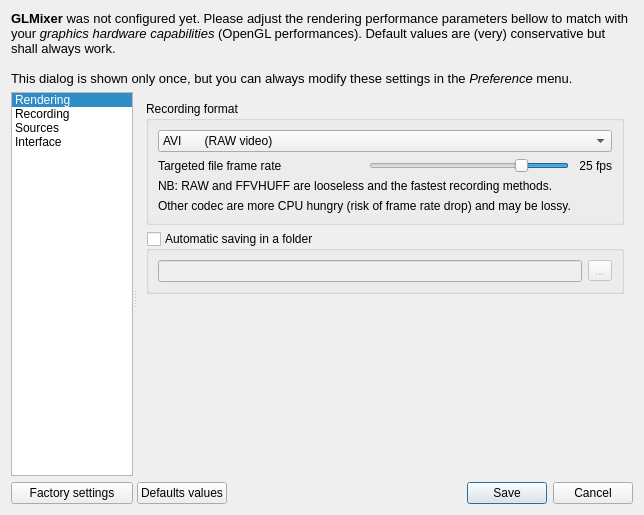
Qt form src/UserPreferencesDialog.ui (markus-wa/glmixer-mirror) before a commit.
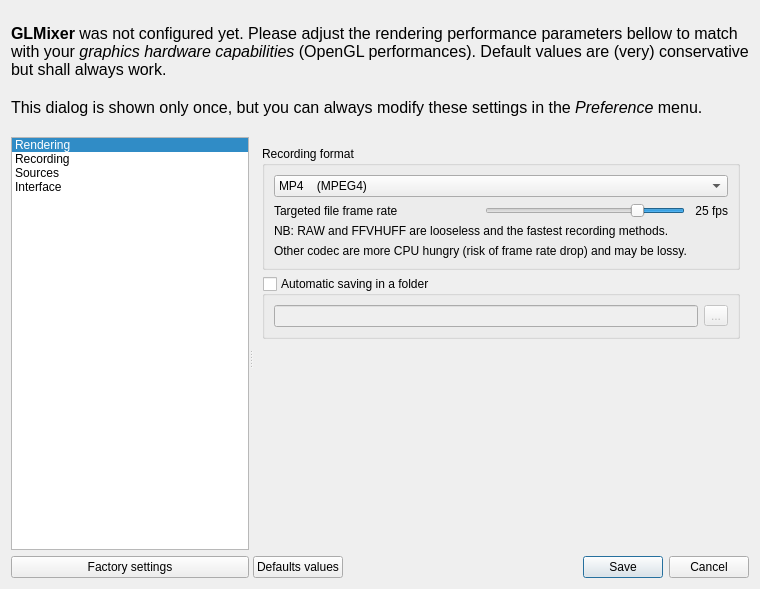
The same form after that commit. The open tabs and pages were chosen to show the change. Icons and pictures are not drawn. Custom widgets are drawn as their Qt base class.

Commit message: Switch to OpenCV 2.2 for opencv source. GUI improvements for OSX integration. Bug fix in Logger, Capture source.

Diff of the .ui file:
```diff
--- a/src/UserPreferencesDialog.ui
+++ b/src/UserPreferencesDialog.ui
@@ -6,8 +6,8 @@
    <rect>
     <x>0</x>
     <y>0</y>
-    <width>644</width>
-    <height>515</height>
+    <width>760</width>
+    <height>589</height>
    </rect>
   </property>
   <property name="windowTitle">
@@ -27,10 +27,10 @@
       <string>&lt;!DOCTYPE HTML PUBLIC &quot;-//W3C//DTD HTML 4.0//EN&quot; &quot;http://www.w3.org/TR/REC-html40/strict.dtd&quot;&gt;
 &lt;html&gt;&lt;head&gt;&lt;meta name=&quot;qrichtext&quot; content=&quot;1&quot; /&gt;&lt;style type=&quot;text/css&quot;&gt;
 p, li { white-space: pre-wrap; }
-&lt;/style&gt;&lt;/head&gt;&lt;body style=&quot; font-family:'MS Shell Dlg 2'; font-size:8.25pt; font-weight:400; font-style:normal;&quot;&gt;
-&lt;p style=&quot; margin-top:0px; margin-bottom:0px; margin-left:0px; margin-right:0px; -qt-block-indent:0; text-indent:0px;&quot;&gt;&lt;span style=&quot; font-size:10pt; font-weight:600;&quot;&gt;GLMixer&lt;/span&gt;&lt;span style=&quot; font-size:10pt;&quot;&gt; was not configured yet. Please adjust the rendering performance parameters bellow to match with your &lt;/span&gt;&lt;span style=&quot; font-size:10pt; font-style:italic;&quot;&gt;graphics hardware capabilities&lt;/span&gt;&lt;span style=&quot; font-size:10pt;&quot;&gt; (OpenGL performances). Default values are (very) conservative but shall always work.&lt;/span&gt;&lt;/p&gt;
-&lt;p style=&quot;-qt-paragraph-type:empty; margin-top:0px; margin-bottom:0px; margin-left:0px; margin-right:0px; -qt-block-indent:0; text-indent:0px; font-size:10pt;&quot;&gt;&lt;/p&gt;
-&lt;p style=&quot; margin-top:0px; margin-bottom:0px; margin-left:0px; margin-right:0px; -qt-block-indent:0; text-indent:0px;&quot;&gt;&lt;span style=&quot; font-size:10pt;&quot;&gt;This dialog is shown only once, but you can always modify these settings in the &lt;/span&gt;&lt;span style=&quot; font-size:10pt; font-style:italic;&quot;&gt;Preference&lt;/span&gt;&lt;span style=&quot; font-size:10pt;&quot;&gt; menu. &lt;/span&gt;&lt;/p&gt;&lt;/body&gt;&lt;/html&gt;</string>
+&lt;/style&gt;&lt;/head&gt;&lt;body style=&quot; font-family:'Lucida Grande'; font-size:13pt; font-weight:400; font-style:normal;&quot;&gt;
+&lt;p style=&quot; margin-top:0px; margin-bottom:0px; margin-left:0px; margin-right:0px; -qt-block-indent:0; text-indent:0px;&quot;&gt;&lt;span style=&quot; font-family:'MS Shell Dlg 2'; font-size:12pt; font-weight:600;&quot;&gt;GLMixer&lt;/span&gt;&lt;span style=&quot; font-family:'MS Shell Dlg 2'; font-size:12pt;&quot;&gt; was not configured yet. Please adjust the rendering performance parameters bellow to match with your &lt;/span&gt;&lt;span style=&quot; font-family:'MS Shell Dlg 2'; font-size:12pt; font-style:italic;&quot;&gt;graphics hardware capabilities&lt;/span&gt;&lt;span style=&quot; font-family:'MS Shell Dlg 2'; font-size:12pt;&quot;&gt; (OpenGL performances). Default values are (very) conservative but shall always work.&lt;/span&gt;&lt;/p&gt;
+&lt;p style=&quot;-qt-paragraph-type:empty; margin-top:0px; margin-bottom:0px; margin-left:0px; margin-right:0px; -qt-block-indent:0; text-indent:0px; font-family:'MS Shell Dlg 2'; font-size:12pt;&quot;&gt;&lt;/p&gt;
+&lt;p style=&quot; margin-top:0px; margin-bottom:0px; margin-left:0px; margin-right:0px; -qt-block-indent:0; text-indent:0px;&quot;&gt;&lt;span style=&quot; font-family:'MS Shell Dlg 2'; font-size:12pt;&quot;&gt;This dialog is shown only once, but you can always modify these settings in the &lt;/span&gt;&lt;span style=&quot; font-family:'MS Shell Dlg 2'; font-size:12pt; font-style:italic;&quot;&gt;Preference&lt;/span&gt;&lt;span style=&quot; font-family:'MS Shell Dlg 2'; font-size:12pt;&quot;&gt; menu. &lt;/span&gt;&lt;/p&gt;&lt;/body&gt;&lt;/html&gt;</string>
      </property>
      <property name="textFormat">
       <enum>Qt::RichText</enum>
@@ -545,6 +545,9 @@
                 <property name="toolTip">
                  <string>Select the recording Codec</string>
                 </property>
+                <property name="currentIndex">
+                 <number>4</number>
+                </property>
                 <item>
                  <property name="text">
                   <string>AVI       (RAW video)</string>
```
The commit also changes 10 other files.
